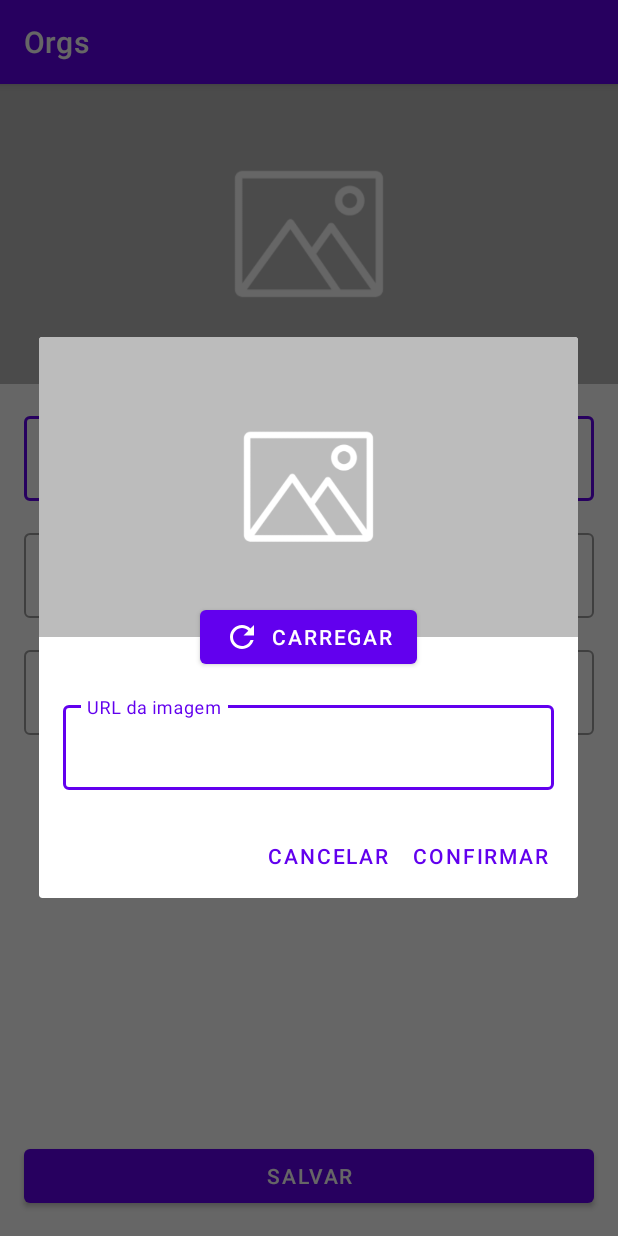
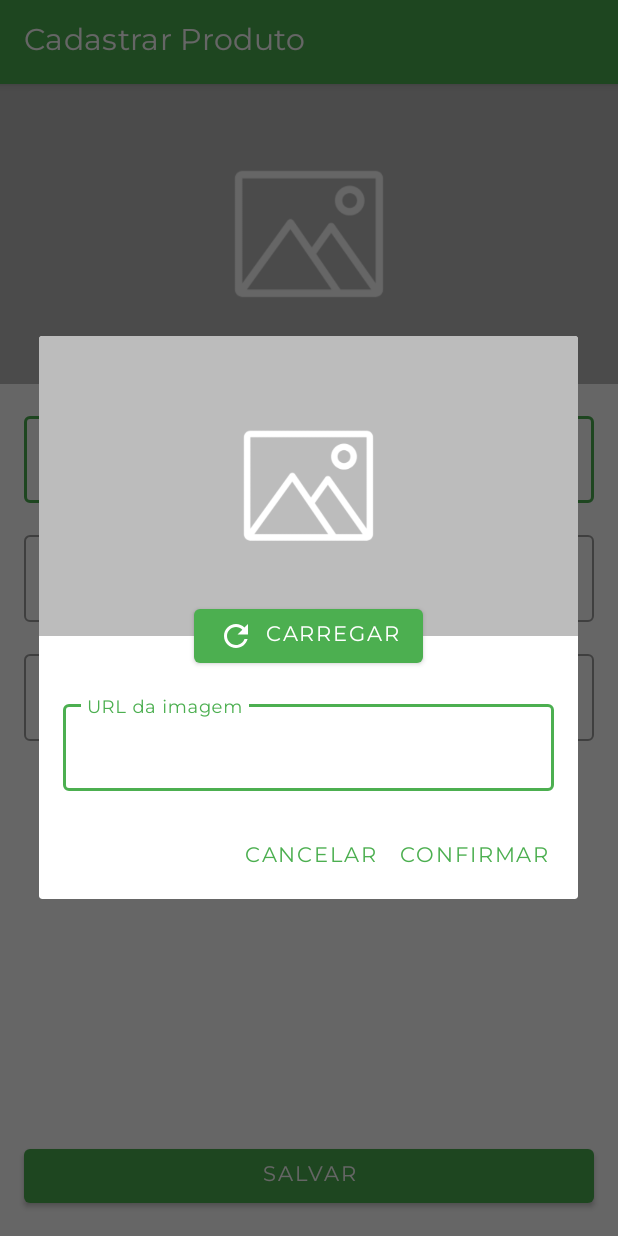
Before and after one commit to Beaads/OrgsAndroidKotlin, an Android app: the FormularioProdutoActivity screen opened directly, with no data from a screen before it, after a tap on an icon or button, on a phone screen of 412 x 824 dp. Run offline under Robolectric (Android 15) with nearby library versions, the phone set to English and light mode, and no system bars.

Commit message:
finaliza projeto

```diff
--- a/app/src/main/java/com/example/orgs/ui/activity/FormularioProdutoActivity.kt
+++ b/app/src/main/java/com/example/orgs/ui/activity/FormularioProdutoActivity.kt
@@ -10,6 +10,7 @@ import com.example.orgs.databinding.ActivityFormularioProdutoBinding
 import com.example.orgs.databinding.FormularioImagemBinding
 import com.example.orgs.extensions.tentaCarregarImagem
 import com.example.orgs.model.Produto
+import com.example.orgs.ui.dialog.FormularioImagemDialog
 import java.math.BigDecimal
 
     class FormularioProdutoActivity : AppCompatActivity() {
@@ -22,24 +23,14 @@ import java.math.BigDecimal
         override fun onCreate(savedInstanceState: Bundle?) {
             super.onCreate(savedInstanceState)
             setContentView(binding.root)
+            title = "Cadastrar Produto"
             configuraBotaoSalvar()
             binding.activityFormularioProdutoImagem.setOnClickListener {
-                val bindingFormularioImagem = FormularioImagemBinding.inflate(layoutInflater)
-                bindingFormularioImagem.formularioImagemBotaoCarregar.setOnClickListener {
-                    val url = bindingFormularioImagem.formularioImagemUrl.text.toString()
-                    bindingFormularioImagem.formularioImagemImageview.tentaCarregarImagem(url)
-                    }
-
-                AlertDialog.Builder(this)
-                    .setView(bindingFormularioImagem.root)
-                    .setPositiveButton("Confirmar") { _, _ ->
-                        url = bindingFormularioImagem.formularioImagemUrl.text.toString()
+                FormularioImagemDialog(this)
+                    .mostra(url) { imagem ->
+                        url = imagem
                         binding.activityFormularioProdutoImagem.tentaCarregarImagem(url)
-                    }
-                    .setNegativeButton("Cancelar") { _, _ ->
-
-                    }
-                    .show()
+                }
             }
         }
 
--- a/app/src/main/java/com/example/orgs/ui/activity/ListaProdutosActivity.kt
+++ b/app/src/main/java/com/example/orgs/ui/activity/ListaProdutosActivity.kt
@@ -2,10 +2,12 @@ package com.example.orgs.ui.activity
 
 import android.content.Intent
 import android.os.Bundle
+import android.util.Log
 import androidx.appcompat.app.AppCompatActivity
 import com.example.orgs.dao.ProdutosDao
 import com.example.orgs.ui.recyclerview.adapter.ListaProdutosAdapter
 import com.example.orgs.databinding.ActivityListaProdutosBinding
+import com.example.orgs.ui.dialog.FormularioImagemDialog
 
 class ListaProdutosActivity : AppCompatActivity() {
 
--- /dev/null
+++ b/app/src/main/java/com/example/orgs/ui/dialog/FormularioImagemDialog.kt
@@ -0,0 +1,37 @@
+package com.example.orgs.ui.dialog
+
+import android.content.Context
+import android.view.LayoutInflater
+import androidx.appcompat.app.AlertDialog
+import com.example.orgs.databinding.FormularioImagemBinding
+import com.example.orgs.extensions.tentaCarregarImagem
+
+class FormularioImagemDialog(private val context: Context) {
+
+    fun mostra(
+        urlPadrao: String? = null,
+        quandoImagemCarregada: (imagem: String) -> Unit
+    ) {
+        FormularioImagemBinding
+            .inflate(LayoutInflater.from(context)).apply {
+                urlPadrao?.let {
+                    formularioImagemImageview.tentaCarregarImagem(it)
+                    formularioImagemUrl.setText(it)
+                }
+                formularioImagemBotaoCarregar.setOnClickListener {
+                    val url = formularioImagemUrl.text.toString()
+                    formularioImagemImageview.tentaCarregarImagem(url)
+                }
+
+                AlertDialog.Builder(context)
+                    .setView(root)
+                    .setPositiveButton("Confirmar") { _, _ ->
+                        val url = formularioImagemUrl.text.toString()
+                        quandoImagemCarregada(url)
+                    }
+                    .setNegativeButton("Cancelar") { _, _ ->
+                    }
+                    .show()
+            }
+    }
+}
--- a/app/src/main/java/com/example/orgs/ui/recyclerview/adapter/ListaProdutosAdapter.kt
+++ b/app/src/main/java/com/example/orgs/ui/recyclerview/adapter/ListaProdutosAdapter.kt
@@ -5,8 +5,6 @@ import android.view.LayoutInflater
 import android.view.View
 import android.view.ViewGroup
 import androidx.recyclerview.widget.RecyclerView
-import coil.load
-import com.example.orgs.R
 import com.example.orgs.databinding.ProdutoItemBinding
 import com.example.orgs.extensions.tentaCarregarImagem
 import com.example.orgs.model.Produto
--- a/app/src/main/res/layout/produto_item.xml
+++ b/app/src/main/res/layout/produto_item.xml
@@ -69,9 +69,9 @@
             android:id="@+id/imageView"
             android:layout_width="0dp"
             android:layout_height="0dp"
-            app:layout_constraintWidth_percent="0.3"
             android:scaleType="centerCrop"
             android:src="@drawable/produto_1"
+            app:layout_constraintWidth_percent="0.3"
             app:layout_constraintBottom_toBottomOf="parent"
             app:layout_constraintEnd_toStartOf="@id/produto_item_nome"
             app:layout_constraintStart_toStartOf="parent"
--- a/app/src/main/res/values/colors.xml
+++ b/app/src/main/res/values/colors.xml
@@ -7,4 +7,12 @@
     <color name="teal_700">#FF018786</color>
     <color name="black">#FF000000</color>
     <color name="white">#FFFFFFFF</color>
+
+    <color name="colorPrimary">#4CAF50</color>
+    <color name="colorPrimaryVariant">#00701a</color>
+    <color name="colorOnPrimary">#ffffff</color>
+
+    <color name="colorSecondary">#43a047</color>
+    <color name="colorSecondaryVariant">#76d275</color>
+    <color name="colorOnSecondary">#ffffff</color>
 </resources>
--- a/app/src/main/res/values/themes.xml
+++ b/app/src/main/res/values/themes.xml
@@ -2,15 +2,17 @@
     <!-- Base application theme. -->
     <style name="Theme.Orgs" parent="Theme.MaterialComponents.DayNight.DarkActionBar">
         <!-- Primary brand color. -->
-        <item name="colorPrimary">@color/purple_500</item>
-        <item name="colorPrimaryVariant">@color/purple_700</item>
-        <item name="colorOnPrimary">@color/white</item>
+        <item name="colorPrimary">@color/colorPrimary</item>
+        <item name="colorPrimaryVariant">@color/colorPrimaryVariant</item>
+        <item name="colorOnPrimary">@color/colorOnPrimary</item>
         <!-- Secondary brand color. -->
-        <item name="colorSecondary">@color/teal_200</item>
-        <item name="colorSecondaryVariant">@color/teal_700</item>
-        <item name="colorOnSecondary">@color/black</item>
+        <item name="colorSecondary">@color/colorSecondary</item>
+        <item name="colorSecondaryVariant">@color/colorSecondaryVariant</item>
+        <item name="colorOnSecondary">@color/colorOnSecondary</item>
         <!-- Status bar color. -->
         <item name="android:statusBarColor">?attr/colorPrimaryVariant</item>
         <!-- Customize your theme here. -->
+
+        <item name="android:fontFamily">@font/montserrat</item>
     </style>
 </resources>
```
